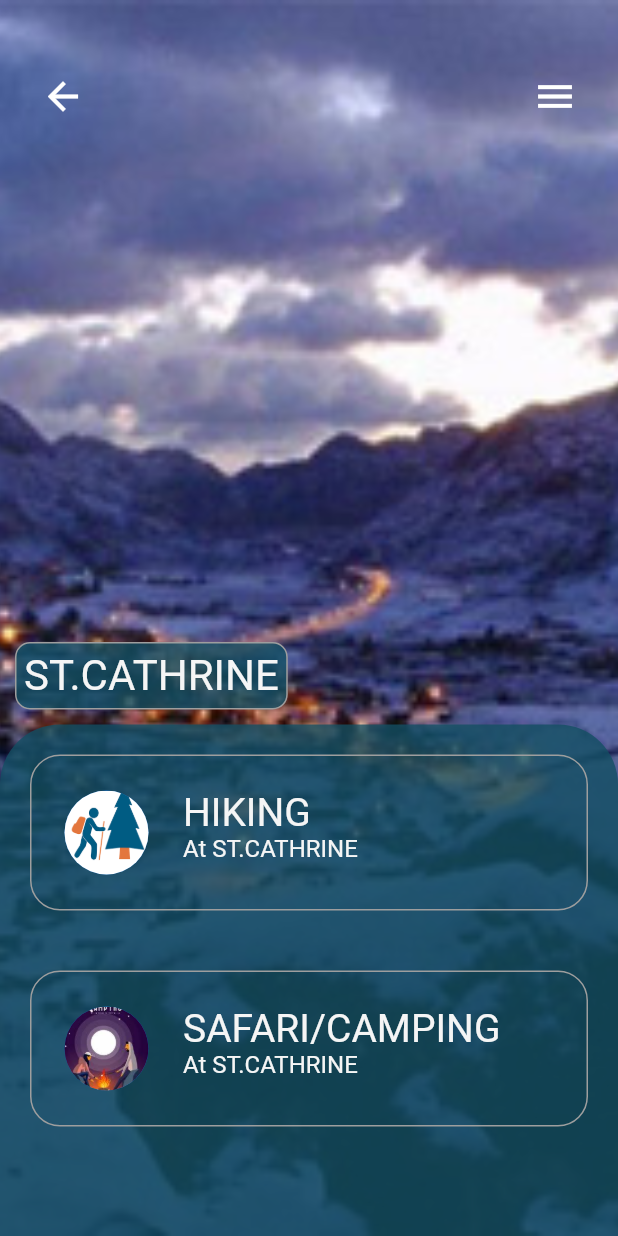
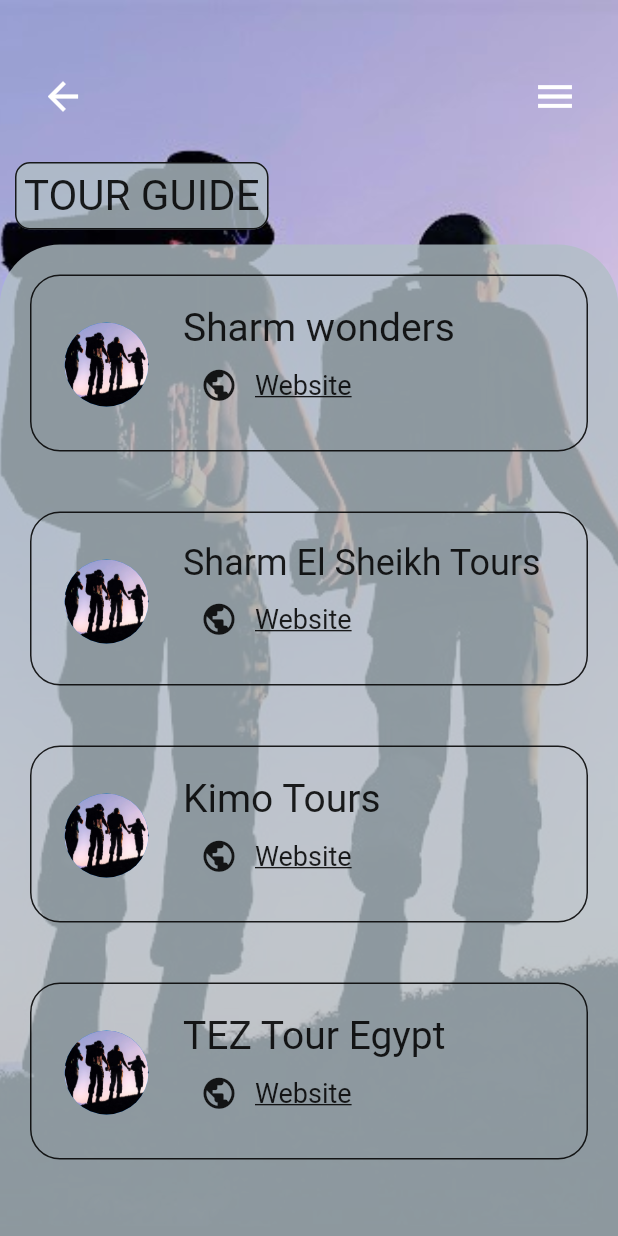
Before and after one commit to HassanTarek1/Sharm, a Flutter app: the screen it shows after launch, on a phone screen of 412 x 824 dp. Run offline on Flutter 3.47's test engine with Material 2 defaults, Android fonts, the light colour scheme and no system bars.

Commit message:
tour guide

```diff
--- a/lib/activities_inside/Dahab.dart
+++ b/lib/activities_inside/Dahab.dart
@@ -21,7 +21,7 @@ class _DahabState extends State<Dahab> {
           mainAxisAlignment: MainAxisAlignment.end,
           children: <Widget>[
             Container(
-              margin: EdgeInsets.fromLTRB(0, 0, 0, 100),
+              margin: EdgeInsets.fromLTRB(0, 0, 0, 0),
               padding: const EdgeInsets.fromLTRB(10, 40, 10, 10),
               child: Row(
                 mainAxisAlignment: MainAxisAlignment.center,
--- /dev/null
+++ b/lib/activities_inside/TourGuide.dart
@@ -0,0 +1,259 @@
+import 'package:flutter/cupertino.dart';
+import 'package:flutter/gestures.dart';
+import 'package:flutter/material.dart';
+
+class TourGuide extends StatefulWidget {
+  @override
+  _TourGuideState createState() => _TourGuideState();
+}
+
+class _TourGuideState extends State<TourGuide> {
+  @override
+  Widget build(BuildContext context) {
+    return Scaffold(
+      body: Container(
+        decoration: BoxDecoration(
+            image: DecorationImage(
+                image: AssetImage('assets/Tour Guide.jpg'),
+                fit: BoxFit.cover
+            )
+        ),
+        child: Column(
+          crossAxisAlignment: CrossAxisAlignment.start,
+          mainAxisAlignment: MainAxisAlignment.end,
+          children: <Widget>[
+            Container(
+              margin: EdgeInsets.fromLTRB(0, 0, 0, 0),
+              padding: const EdgeInsets.fromLTRB(10, 40, 10, 10),
+              child: Row(
+                mainAxisAlignment: MainAxisAlignment.center,
+                children: <Widget>[
+                  IconButton(onPressed: (){
+                    Navigator.pop(context);
+                  }, icon: Icon(
+                    Icons.arrow_back,
+                    color: Colors.white,
+                    size: 30,
+                  )
+                  ),
+                  SizedBox(width: 280,),
+                  IconButton(onPressed:() {}, icon: Icon(
+                    Icons.menu,
+                    color: Colors.white,
+                    size: 30,
+                  )),
+
+                ],
+              ),
+            ),
+            Container(
+              margin: EdgeInsets.all(10),
+              padding: EdgeInsets.all(5),
+              decoration: BoxDecoration(
+                  color: Colors.blueGrey[200].withOpacity(0.8),
+                  borderRadius: BorderRadius.all(const Radius.circular(10)),
+                  border: Border.all(color: Colors.black87)
+              ),
+              child: Text('TOUR GUIDE',
+                style: TextStyle(fontSize: 28),),
+            ),
+
+            Expanded(
+              child: Container(
+
+                width: MediaQuery.of(context).size.width,
+                decoration: BoxDecoration(
+                    color: Colors.blueGrey[200].withOpacity(0.8),
+                  borderRadius: new BorderRadius.only(
+                    topLeft: const Radius.circular(40.0),
+                    topRight: const Radius.circular(40.0),
+                  ),
+
+                ),
+                child: SizedBox(
+                  child: ListView(
+
+                    children: <Widget>[
+                      Container(
+                        margin: EdgeInsets.all(20),
+                        decoration: BoxDecoration(
+
+                            borderRadius: BorderRadius.all(Radius.circular(20)),
+                            border: Border.all(color: Colors.black87)
+                        ),
+                        child: ListTile(
+                          contentPadding: const EdgeInsets.all(15),
+                          onTap: (){},
+                          title: Text('Sharm wonders',
+                            style: TextStyle(
+                                fontSize: 26
+                            ),),
+                          subtitle: Row(
+                            children: <Widget>[
+                              IconButton(
+                                icon: Icon(Icons.public,
+                                color: Colors.black87,
+                                size: 25,),
+                              ),
+                              RichText(
+                                text: TextSpan(
+                                    text:  'Website',
+                                    style: TextStyle(
+                                      fontSize: 18,
+                                      color:Colors.black87,
+                                      decoration: TextDecoration.underline,
+                                    ),
+                                  recognizer: TapGestureRecognizer()
+                                    ..onTap= (){
+                                      print('String clicked');
+                                    }
+                                ),
+                              )
+                            ],
+                          ),
+                          leading: CircleAvatar(
+                            backgroundImage: AssetImage('assets/Tour Guide.jpg'),
+                            radius: 35,
+                          ),
+                        ),
+                      ),
+                      Container(
+                        margin: EdgeInsets.all(20),
+                        decoration: BoxDecoration(
+
+                            borderRadius: BorderRadius.all(Radius.circular(20)),
+                            border: Border.all(color: Colors.black87)
+                        ),
+                        child: ListTile(
+                          contentPadding: const EdgeInsets.all(15),
+                          onTap: (){},
+                          title: Text('Sharm El Sheikh Tours',
+                            style: TextStyle(
+                                fontSize: 24
+                            ),),
+                          subtitle: Row(
+                            children: <Widget>[
+                              IconButton(
+                                icon: Icon(Icons.public,
+                                  color: Colors.black87,
+                                  size: 25,),
+                              ),
+                              RichText(
+                                text: TextSpan(
+                                    text:  'Website',
+                                    style: TextStyle(
+                                      fontSize: 18,
+                                      color:Colors.black87,
+                                      decoration: TextDecoration.underline,
+                                    ),
+                                    recognizer: TapGestureRecognizer()
+                                      ..onTap= (){
+                                        print('String clicked');
+                                      }
+                                ),
+                              )
+                            ],
+                          ),
+                          leading: CircleAvatar(
+                            backgroundImage: AssetImage('assets/Tour Guide.jpg'),
+                            radius: 35,
+                          ),
+                        ),
+                      ),
+                      Container(
+                        margin: EdgeInsets.all(20),
+                        decoration: BoxDecoration(
+
+                            borderRadius: BorderRadius.all(Radius.circular(20)),
+                            border: Border.all(color: Colors.black87)
+                        ),
+                        child: ListTile(
+                          contentPadding: const EdgeInsets.all(15),
+                          onTap: (){},
+                          title: Text('Kimo Tours',
+                            style: TextStyle(
+                                fontSize: 26
+                            ),),
+                          subtitle:Row(
+                            children: <Widget>[
+                              IconButton(
+                                icon: Icon(Icons.public,
+                                  color: Colors.black87,
+                                  size: 25,),
+                              ),
+                              RichText(
+                                text: TextSpan(
+                                    text:  'Website',
+                                    style: TextStyle(
+                                      fontSize: 18,
+                                      color:Colors.black87,
+                                      decoration: TextDecoration.underline,
+                                    ),
+                                    recognizer: TapGestureRecognizer()
+                                      ..onTap= (){
+                                        print('String clicked');
+                                      }
+                                ),
+                              )
+                            ],
+                          ),
+                          leading: CircleAvatar(
+                            backgroundImage: AssetImage('assets/Tour Guide.jpg'),
+                            radius: 35,
+                          ),
+                        ),
+                      ),
+                      Container(
+                        margin: EdgeInsets.all(20),
+                        decoration: BoxDecoration(
+
+                            borderRadius: BorderRadius.all(Radius.circular(20)),
+                            border: Border.all(color: Colors.black87)
+                        ),
+                        child: ListTile(
+                          contentPadding: const EdgeInsets.all(15),
+                          onTap: (){},
+                          title: Text('TEZ Tour Egypt',
+                            style: TextStyle(
+                                fontSize: 26
+                            ),),
+                          subtitle: Row(
+                            children: <Widget>[
+                              IconButton(
+                                icon: Icon(Icons.public,
+                                  color: Colors.black87,
+                                  size: 25,),
+                              ),
+                              RichText(
+                                text: TextSpan(
+                                    text:  'Website',
+                                    style: TextStyle(
+                                      fontSize: 18,
+                                      color:Colors.black87,
+                                      decoration: TextDecoration.underline,
+                                    ),
+                                    recognizer: TapGestureRecognizer()
+                                      ..onTap= (){
+                                        print('String clicked');
+                                      }
+                                ),
+                              )
+                            ],
+                          ),
+                          leading: CircleAvatar(
+                            backgroundImage: AssetImage('assets/Tour Guide.jpg'),
+                            radius: 35,
+                          ),
+                        ),
+                      ),
+                    ],
+                  ),
+                ),
+              ),
+            ),
+          ],
+        ),
+      ),
+    );
+  }
+}
--- a/lib/main.dart
+++ b/lib/main.dart
@@ -8,6 +8,7 @@ import 'package:sharm/activities_inside/RasShetan.dart';
 import 'package:sharm/activities_inside/Restaurants.dart';
 import 'package:sharm/activities_inside/Solo.dart';
 import 'package:sharm/activities_inside/St.Cathrine.dart';
+import 'package:sharm/activities_inside/TourGuide.dart';
 
 import 'NightLife.dart';
 
@@ -15,7 +16,7 @@ void main() => runApp(MaterialApp(
   debugShowCheckedModeBanner: false,
   initialRoute: '/',
   routes: {
-    '/': (context) => StCathrine(),
+    '/': (context) => TourGuide(),
     'restaurant': (context) => Restaurants(),
     'mountain': (context) => Mountain(),
     'naama': (context) => Naama(),
```
Also changed, not shown: assets/Tour Guide.jpg (added), assets/sharm wonders.jpg (added).
